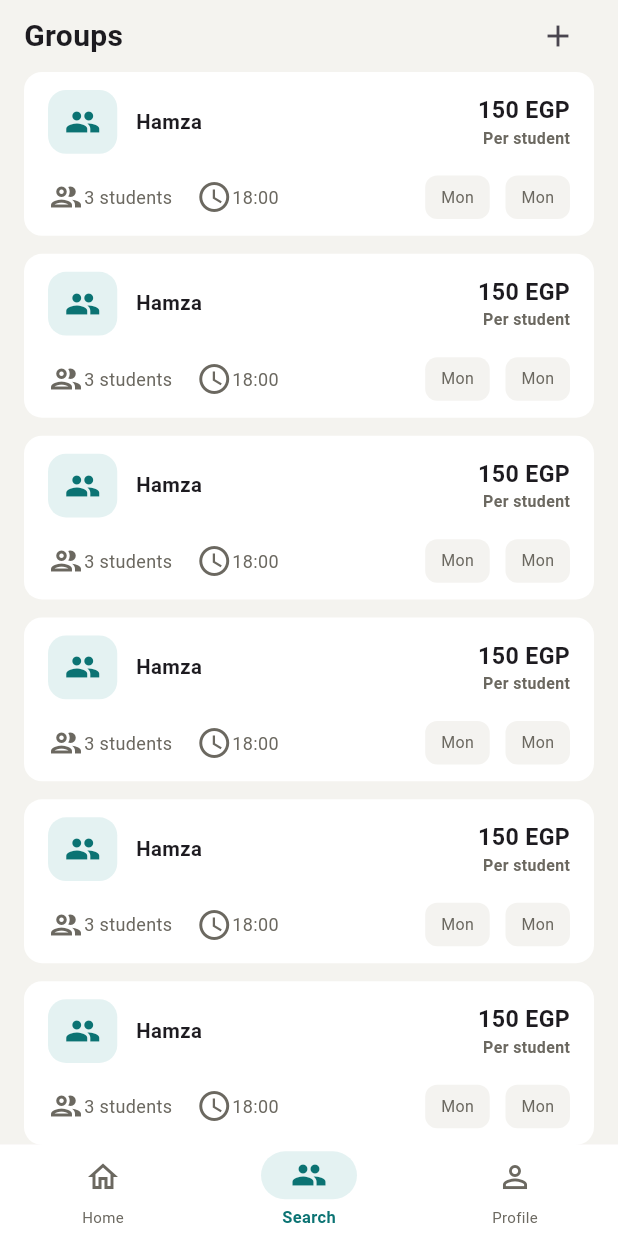
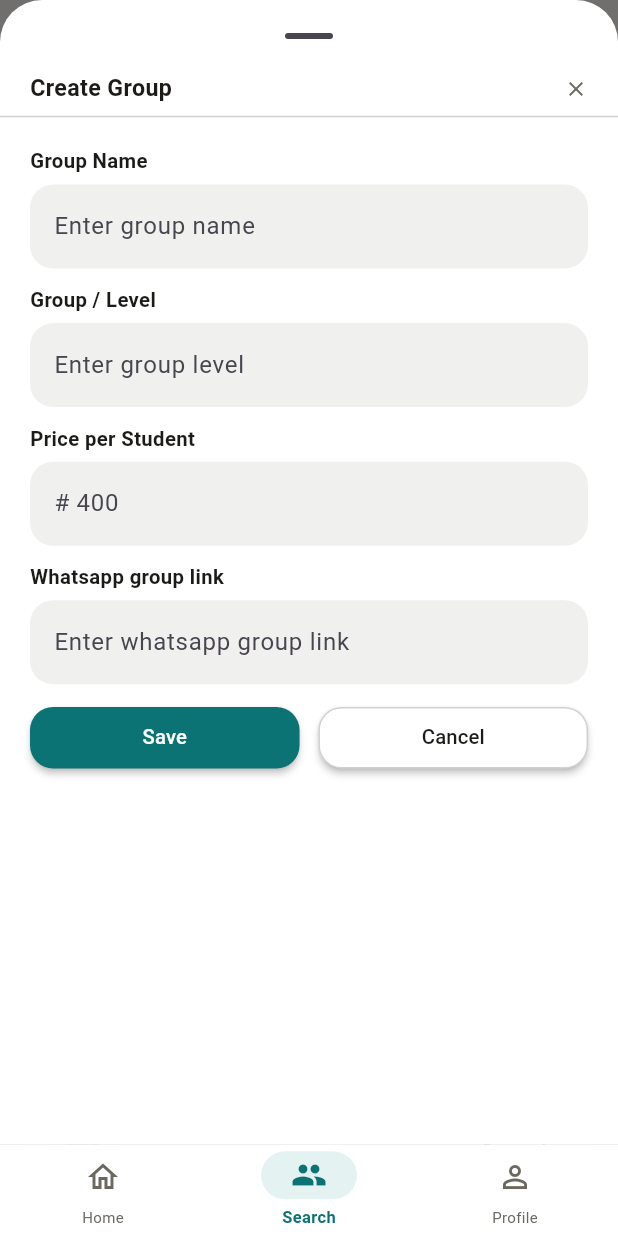
Before and after one commit to EyadWaleid/TutorDesk, a Flutter app: the screen it shows after launch, item 2 of the bottom bar chosen, after a tap on the "add" icon, on a phone screen of 412 x 824 dp. Run offline on Flutter 3.47's test engine with Material 3 defaults, Android fonts, the phone set to English and light mode, and no system bars; our stand-ins replace drift, drift_flutter, flutter_bloc, flutter_screenutil, flutter_svg, get_it and 3 more; accounts and stored records are empty; generated files the repository leaves out were written again.

Commit message:
create group screen created

```diff
--- /dev/null
+++ b/lib/Core/Widgets/MainTextFormField.dart
@@ -0,0 +1,31 @@
+import 'package:flutter/material.dart';
+import 'package:flutter_screenutil/flutter_screenutil.dart';
+import '../Style/coloursExtention.dart';
+
+class MainTextFormFiled extends StatelessWidget {
+  const MainTextFormFiled({
+    super.key,
+    required this.themeColors,
+    required this.hintText,
+  });
+
+  final TutorDeskColours? themeColors;
+  final String hintText;
+
+  @override
+  Widget build(BuildContext context) {
+    return TextFormField(
+      decoration: InputDecoration(
+          hintText: hintText,
+          border: OutlineInputBorder(
+            borderRadius: BorderRadius.circular(16.r),
+            borderSide: BorderSide.none,
+          ),
+          filled: true,
+          fillColor: themeColors?.textGrey.withOpacity(0.1)
+      ),
+
+
+    );
+  }
+}
--- a/lib/Core/routes/routes.dart
+++ b/lib/Core/routes/routes.dart
@@ -12,16 +12,13 @@ class Routing {
   initialLocation: '/',
   routes: [
     StatefulShellRoute.indexedStack(
-  builder: (context, state, navigationShell) =>
-      ScaffoldWithNavBar(navigationShell: navigationShell),
+      builder: (context, state, navigationShell) => BlocProvider<HomeCubit>(
+        create: (_) => getIt<HomeCubit>()..watchTeacherWorkData()..watchUpcomingSessions(),
+        child: ScaffoldWithNavBar(navigationShell: navigationShell),
+      ),
       branches: [
         StatefulShellBranch(routes: [
-  GoRoute(
-  path: '/',
-  builder: (context, state) => BlocProvider<HomeCubit>(
-  create: (context) => getIt<HomeCubit>()..getNumberOfSessions..getUserUpcomingSession..getNumberOfClasses..getNumberOfStudents,
-  child: HomeScreen(),
-  ))
+          GoRoute(path: '/', builder: (context, state) => const HomeScreen()),
         ]),
         StatefulShellBranch(routes: [
           GoRoute(path: '/search', builder: (_, __) => const GroupScreen()),
@@ -30,7 +27,7 @@ branches: [
           GoRoute(path: '/profile', builder: (_, __) => const HomeScreen()),
         ]),
       ],
-  )
+    ),
 ],
   );
 }
--- /dev/null
+++ b/lib/Screens/GroupScreen/presentation/CreatGroupSheet.dart
@@ -0,0 +1,95 @@
+import 'package:flutter/material.dart';
+import 'package:tutordesk/Core/Widgets/MainTextFormField.dart';
+
+import '../../../Core/Style/coloursExtention.dart';
+import 'package:flutter_screenutil/flutter_screenutil.dart';
+class CreateGroupSheet extends StatelessWidget {
+  const CreateGroupSheet({super.key});
+
+  @override
+  Widget build(BuildContext context) {
+    var themeColor = Theme.of(context).extension<TutorDeskColours>();
+    return
+       Column(
+         crossAxisAlignment: CrossAxisAlignment.start,
+        children: [
+          Padding(
+            padding: const EdgeInsets.symmetric(horizontal: 20),
+            child: Row(
+              children: [
+                Text("Create Group",style: TextStyle(fontSize: 16.sp , color: themeColor?.primaryBlack , fontWeight: FontWeight.bold ),),
+                Spacer(),
+                Icon(Icons.close , size: 16, color: themeColor?.textGrey,),
+              ],
+            ),
+          ),
+          SizedBox(height: 8.h,),
+          SizedBox(
+              width: double.infinity,
+              child: Divider(color: themeColor?.primaryBlack.withOpacity(0.2), height: 0.5.h,)),
+  Padding(
+    padding: const EdgeInsets.all(20),
+    child: Column(
+      mainAxisAlignment: MainAxisAlignment.center,
+      crossAxisAlignment: CrossAxisAlignment.start,
+      children: [
+        Text("Group Name" , style: TextStyle(fontSize: 14.sp , fontWeight: FontWeight.w600 , color: themeColor?.primaryBlack),),
+        SizedBox(height: 6.h,),
+        MainTextFormFiled(themeColors: themeColor, hintText: "Enter group name"),
+        SizedBox(height: 12.h,),
+        Text("Group / Level" , style: TextStyle(fontSize: 14.sp , fontWeight: FontWeight.w600 , color: themeColor?.primaryBlack),),
+        SizedBox(height: 6.h,),
+        MainTextFormFiled(themeColors: themeColor, hintText: "Enter group level"),
+        SizedBox(height: 12.h,),
+        Text("Price per Student" , style: TextStyle(fontSize: 14.sp , fontWeight: FontWeight.w600 , color: themeColor?.primaryBlack),),
+        SizedBox(height: 6.h,),
+        MainTextFormFiled(themeColors: themeColor, hintText: "# 400"),
+        SizedBox(height: 12.h,),
+        Text("Whatsapp group link " , style: TextStyle(fontSize: 14.sp , fontWeight: FontWeight.w600 , color: themeColor?.primaryBlack),),
+        SizedBox(height: 6.h,),
+        MainTextFormFiled(themeColors: themeColor, hintText: "Enter whatsapp group link"),
+        SizedBox(height: 12.h,),
+        SizedBox(
+          width: double.infinity,
+          child: Row(
+            children: [
+              Expanded(
+                flex: 1,
+                child: MaterialButton(
+                  height: 42.5.h ,
+                  onPressed: () {}  , color: themeColor?.primaryColour,
+                  elevation: 2,
+                  shape: RoundedRectangleBorder(
+                    borderRadius: BorderRadius.circular(16.r),
+
+
+                  ),
+                  child: Text("Save",style: TextStyle(fontSize: 14.sp , color: Colors.white),),),
+              ),
+              SizedBox(width: 12.w,),
+              Expanded(
+                flex: 1,
+                child: MaterialButton(
+                  onPressed: () {} ,
+                  height: 42.5.h,
+                  elevation: 2,
+                  shape: RoundedRectangleBorder(
+                      borderRadius: BorderRadius.circular(16.r),
+                      side: BorderSide(color: themeColor!.primaryBlack.withOpacity(0.2))
+
+                  ), color: Colors.white,
+                  child: Text("Cancel",style: TextStyle(fontSize: 14.sp , color: themeColor?.primaryBlack),),),
+              )
+            ],
+          ),
+        )
+      ],
+    ),
+  )
+
+        ],
+      );
+
+
+  }
+}
--- a/lib/Screens/GroupScreen/presentation/GroupsScreen.dart
+++ b/lib/Screens/GroupScreen/presentation/GroupsScreen.dart
@@ -1,8 +1,11 @@
 import 'package:flutter/material.dart';
 import 'package:tutordesk/Core/Style/AppColours.dart';
+import 'package:tutordesk/Screens/GroupScreen/presentation/CreatGroupSheet.dart';
 
 import '../../../Core/Style/coloursExtention.dart';
 import 'package:flutter_screenutil/flutter_screenutil.dart';
+
+import '../../../Core/Widgets/MainTextFormField.dart';
 class GroupScreen extends StatelessWidget {
 
   const GroupScreen({super.key});
@@ -22,17 +25,23 @@ class GroupScreen extends StatelessWidget {
                   children: [
                     Text("Groups",style: TextStyle(fontWeight: FontWeight.bold , fontSize: 20),),
                     Spacer(),
-                    IconButton(onPressed: () {}, icon: Icon(Icons.add))
+                    IconButton(onPressed:  () =>  showModalBottomSheet(context:context , builder: (context) => CreateGroupSheet(),
+                      isScrollControlled: true, // allows a tall sheet
+                      useSafeArea: true,        // stays clear of the status bar
+                      showDragHandle: true,     // the small grey bar on top
+                      backgroundColor: Colors.white,), icon: Icon(Icons.add))
                   ],
                 ),
-/*
-                TextFormField(),
-*/
+                MainTextFormFiled(themeColors: themeColors , hintText: "Search for groups" ),
+                SizedBox(height: 15.h,),
                 ListView.separated(
                     shrinkWrap: true,
+                    padding: EdgeInsets.only(
+                      bottom: 20.h,
+                    ),
                     physics: const NeverScrollableScrollPhysics(),
                     itemBuilder: (context, index) => GroupCard(themeColors) ,
-                    separatorBuilder: (context, index) => SizedBox(height: 12,),
+                    separatorBuilder: (context, index) => SizedBox(height: 12.h,),
                     itemCount: 10)
 
 
--- a/lib/Screens/HomeScreen/presentation/Cubit/home_cubit.dart
+++ b/lib/Screens/HomeScreen/presentation/Cubit/home_cubit.dart
@@ -62,6 +62,7 @@ class HomeCubit extends Cubit<HomeState> {
   /// 2. WATCH REAL-TIME UPCOMING SESSIONS
   void watchUpcomingSessions() {
     emit(UpcomingSessionsLoad());
+    print("I'm loading the upcoming sessions");
 
     // Cancel existing subscription to prevent leaks
     _upcomingSessionsSubscription?.cancel();
@@ -72,6 +73,8 @@ class HomeCubit extends Cubit<HomeState> {
         .listen(
           (sessions) {
             if(sessions.isEmpty){
+              print("I'm Emptyyyyyyyyyyyyyy upcoming sessions");
+
               emit(UpcomingSessionsEmpty(message: "The sessions is empty"));
             }
             else {
@@ -80,6 +83,7 @@ class HomeCubit extends Cubit<HomeState> {
             }
       },
       onError: (error) {
+        print("I'm Errorrrrrrrrrrrrrrrrr upcoming sessions: $error");
         emit(UpcomingSessionsError(
             errorMessage: 'Failed to watch upcoming sessions: $error'));
       },
--- a/lib/Screens/HomeScreen/presentation/view/MainPage.dart
+++ b/lib/Screens/HomeScreen/presentation/view/MainPage.dart
@@ -5,11 +5,9 @@ import '../../../../Core/Style/coloursExtention.dart';
 class ScaffoldWithNavBar extends StatelessWidget {
   const ScaffoldWithNavBar({super.key, required this.navigationShell});
   final StatefulNavigationShell navigationShell;
-
   @override
   Widget build(BuildContext context) {
     final themeColors = Theme.of(context).extension<TutorDeskColours>();
-
     return Scaffold(
       body: navigationShell,
       bottomNavigationBar: NavigationBarTheme(data: NavigationBarThemeData(
@@ -31,7 +29,6 @@ class ScaffoldWithNavBar extends StatelessWidget {
               color: themeColors?.textGrey ,
               fontSize: 10 ,
           );
-
         })
       ),
           child: NavigationBar(
--- a/lib/Screens/HomeScreen/presentation/view/UpcomingSessionsWiget.dart
+++ b/lib/Screens/HomeScreen/presentation/view/UpcomingSessionsWiget.dart
@@ -17,11 +17,15 @@ class UpcomingSessionsWidget extends StatelessWidget {
         buildWhen: (previous, current) => current != previous,
         builder: (context, state) {
           if (state is UpcomingSessionsLoad) {
+            print("The state is $state");
+
             return CircularProgressIndicator(
               color: AppColors.primaryLightColour,);
           }
           if (state is UpcomingSessionsEmpty) {
+            print("The state is $state");
             return Container(
+              margin:EdgeInsets.all(16.sp),
               width: 385.w,
               height: 312.h,
               decoration: BoxDecoration(
@@ -113,9 +117,12 @@ class UpcomingSessionsWidget extends StatelessWidget {
 
           }
           if (state is UpcomingSessionsFirstTime) {
+            print("The state is $state");
+
             return FirstTimeUpcomingSessions(themeColors);
           }
           if (state is UpcomingSessionsLoaded) {
+            print("The state is $state");
             return UpcomingSesssionsFound(themeColors);
           }
           return SizedBox();
--- a/lib/Screens/HomeScreen/presentation/view/homeScreen.dart
+++ b/lib/Screens/HomeScreen/presentation/view/homeScreen.dart
@@ -23,7 +23,7 @@ class HomeScreen extends StatelessWidget {
               AppBarWidget(),
               QuickActionFeatures(),
               Padding(
-                padding: const EdgeInsets.all(16),
+                padding: const EdgeInsets.symmetric(horizontal: 16),
                 child: Row(
                   children: [
                     Text(
@@ -35,13 +35,12 @@ class HomeScreen extends StatelessWidget {
                       ),
                     ),
                     Spacer(),
-
                     TextButton(
                       onPressed: () {},
                       child: Text(
                         "See All",
                         style: TextStyle(
-                          fontSize: 12,
+                          fontSize: 12.sp,
                           fontWeight: FontWeight.w500,
                           color: themeColors.primaryColour,
                         ),
```
Lines whose indentation alone changed are shown as unchanged.
